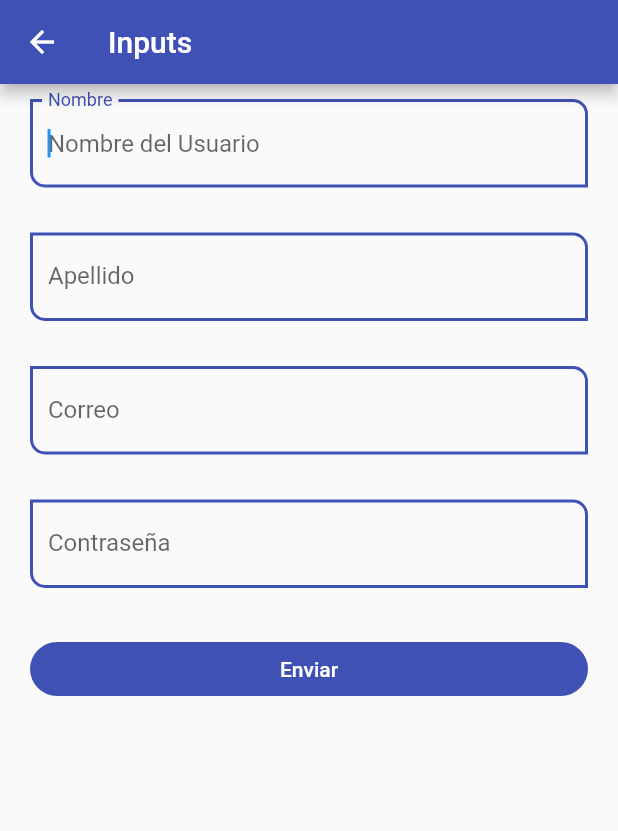
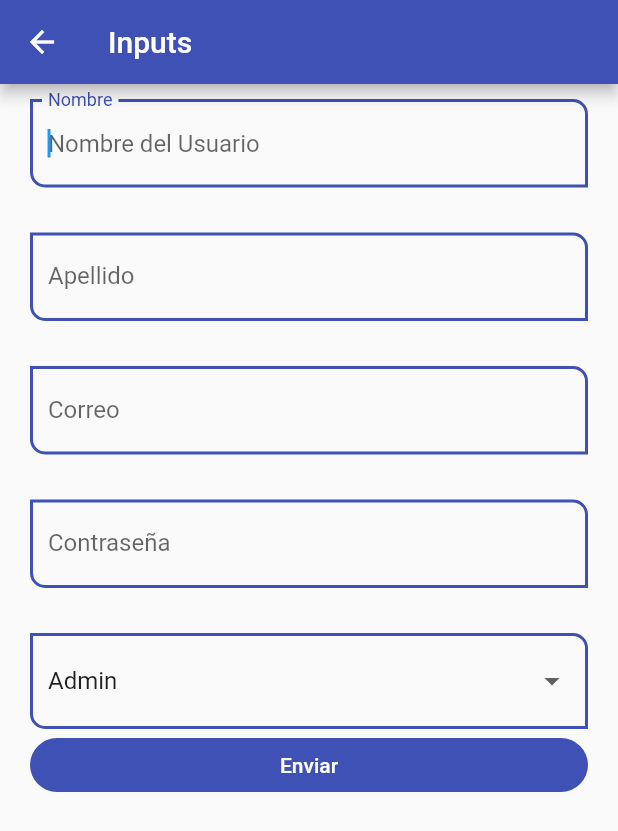
Before and after one commit to joelc24/fl_components, a Flutter app: the InputsScreen screen opened by its route, on a phone screen of 412 x 824 dp. Shown: the top 831 px of the screen. Run offline on Flutter 3.47's test engine with Material 2 defaults, Android fonts, the phone set to English and light mode, and no system bars.

Commit message:
DropdowmButtomFormField

```diff
--- a/lib/screens/inputs_screen.dart
+++ b/lib/screens/inputs_screen.dart
@@ -12,7 +12,7 @@ class InputsScreen extends StatelessWidget {
 
     final Map<String, String> formValues = {
       'primer_nombre': 'Joel',
-      'segundo_nombre': 'David',
+      'Apellido': 'Camargo',
       'Email': 'correo@correo.com',
       'Contraseña': '123456',
       'Role': 'Admin',
@@ -42,6 +42,31 @@ class InputsScreen extends StatelessWidget {
                 CustomInputField(labelText: 'Contraseña', hintText: 'Contraseña del Usuario', obscureText: true, formProperty: 'Contraseña', formValues: formValues,),
                 const SizedBox(height: 30),
 
+                DropdownButtonFormField<String>(
+                  value: 'Admin',
+                  items: const [
+                     DropdownMenuItem(
+                      value: 'Admin',
+                      child: Text('Admin'),
+                    ),
+                    DropdownMenuItem(
+                      value: 'SuperUser',
+                      child: Text('SuperUser'),
+                    ),
+                     DropdownMenuItem(
+                      value: 'Developer',
+                      child: Text('Developer'),
+                    ),
+                     DropdownMenuItem(
+                      value: 'Jr Developer',
+                      child: Text('Jr Developer'),
+                    ),
+                  ],
+                  onChanged: (value){
+                    formValues['Role'] = value ?? 'Admin';
+                  }
+                ),
+
                 ElevatedButton(
                   child: const SizedBox(
                     width: double.infinity,
```
